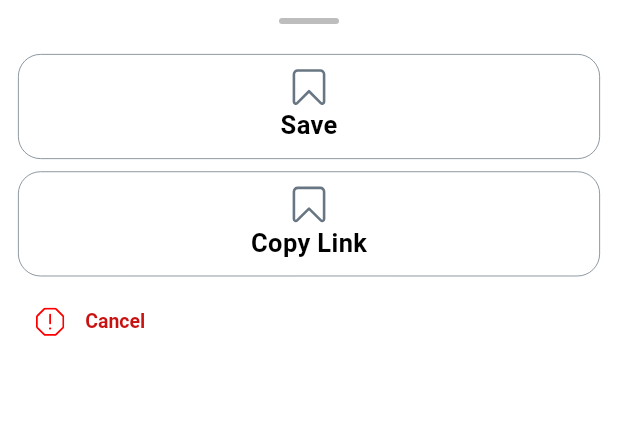
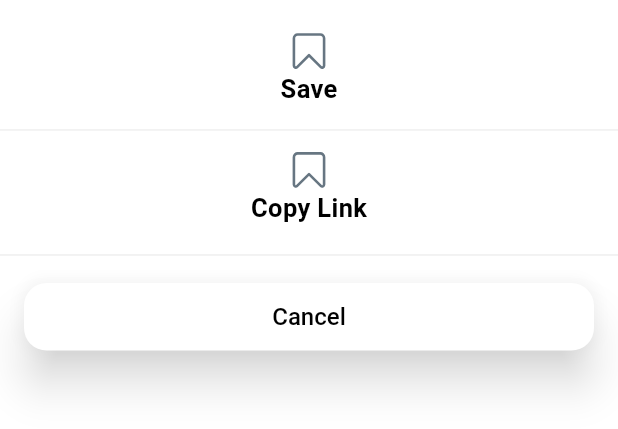
Before and after one commit to Laiba3131/new_app, a Flutter app: the ShareProfileSheet widget shown alone on an empty page, opened directly, on a phone screen of 412 x 824 dp. Shown: the top 429 px of the screen. Run offline on Flutter 3.47's test engine with Material 3 defaults, Android fonts, the phone set to English and light mode, and no system bars; our stand-ins replace bot_toast, cached_network_image, carousel_slider, dio, equatable, flutter_bloc and 10 more; accounts and stored records are empty; Roboto replaces fonts that are missing (DmSans); project files that could hold a hidden picture were left out.

Commit message:
share profile sheet

```diff
--- a/lib/modules/profile/pages/your_profile_screen.dart
+++ b/lib/modules/profile/pages/your_profile_screen.dart
@@ -2,6 +2,7 @@ import 'package:flutter/material.dart';
 import 'package:flutter_svg/svg.dart';
 import 'package:kulture/config/config.dart';
 import 'package:kulture/constants/app_colors.dart';
+import 'package:kulture/core/service/bottm_sheet_service.dart';
 import 'package:kulture/generated/assets.dart';
 import 'package:kulture/modules/dashboard/pages/dashboard_persistent_bottom_bar.dart';
 import 'package:kulture/modules/profile/pages/dummy_data.dart';
@@ -193,12 +194,7 @@ class _YourProfileScreenState extends State<YourProfileScreen>
                             child: PrimaryButton(
                           height: 43,
                           onPressed: () {
-                            // Navigator.push(
-                            //   context,
-                            //   MaterialPageRoute(
-                            //     builder: (context) => const NotesScreen(),
-                            //   ),
-                            // );
+                            BottomSheetService.showShareProfileSheet(context);
                           },
                           title: 'Share profile',
                           shadowColor: AppColors.transparent,
--- a/lib/modules/profile/widgets/share_profile_sheet.dart
+++ b/lib/modules/profile/widgets/share_profile_sheet.dart
@@ -56,7 +56,7 @@ class _ShareProfileSheetState extends State<ShareProfileSheet> {
   @override
   Widget build(BuildContext context) {
     return Container(
-      padding: const EdgeInsets.all(12),
+      padding: const EdgeInsets.only(top: 12,bottom: 6),
       height: MediaQuery.of(context).size.height * 0.3,
       decoration: const BoxDecoration(
         color: Colors.white,
@@ -66,25 +66,15 @@ class _ShareProfileSheetState extends State<ShareProfileSheet> {
         crossAxisAlignment: CrossAxisAlignment.start,
         mainAxisAlignment: MainAxisAlignment.start,
         children: [
-          Center(
-            child: Container(
-              height: 4,
-              width: 40,
-              margin: const EdgeInsets.only(bottom: 20),
-              decoration: BoxDecoration(
-                color: Colors.grey[400],
-                borderRadius: BorderRadius.circular(2),
-              ),
-            ),
-          ),
+
           Container(
             width: double.infinity,
             height: 70,
-            decoration: BoxDecoration(
-                // color: AppColors.textGrey,
-                border:
-                    Border.all(color: AppColors.searchBarTextColor, width: 0.5),
-                borderRadius: const BorderRadius.all(Radius.circular(15))),
+            // decoration: BoxDecoration(
+            //     // color: AppColors.textGrey,
+            //     border:
+            //         Border.all(color: AppColors.searchBarTextColor, width: 0.5),
+            //     borderRadius: const BorderRadius.all(Radius.circular(15))),
             child: Column(
               mainAxisAlignment: MainAxisAlignment.center,
               children: [
@@ -104,15 +94,17 @@ class _ShareProfileSheetState extends State<ShareProfileSheet> {
               ],
             ),
           ),
-          h1,
+          h0P5,
+          Divider(color: AppColors.searchBarColor,),
+           h0P5,
           Container(
             width: double.infinity,
             height: 70,
-            decoration: BoxDecoration(
-                // color: AppColors.textGrey,
-                border:
-                    Border.all(color: AppColors.searchBarTextColor, width: 0.5),
-                borderRadius: const BorderRadius.all(Radius.circular(15))),
+            // decoration: BoxDecoration(
+            //     // color: AppColors.textGrey,
+            //     border:
+            //         Border.all(color: AppColors.searchBarTextColor, width: 0.5),
+                // borderRadius: const BorderRadius.all(Radius.circular(15))),
             child: Column(
               mainAxisAlignment: MainAxisAlignment.center,
               children: [
@@ -133,20 +125,20 @@ class _ShareProfileSheetState extends State<ShareProfileSheet> {
             ),
           ),
           h1,
-          PrefixIconButton(
-            mainAxisAlignment: MainAxisAlignment.start,
-            borderColor: AppColors.transparent,
+          Divider(color: AppColors.searchBarColor,),
+          h1,
+
+          PrimaryButton(
             height: 45,
             onPressed: () async {
               Navigator.pop(context);
               await Future.delayed(const Duration(milliseconds: 200));
               BottomSheetService.showReportSheet(context);
             },
-            prefixIconPath: Assets.reporting,
-            prefixIconSize: 20,
             title: 'Cancel',
             backgroundColor: AppColors.white,
-            titleColor: AppColors.red,
+            shadowColor: AppColors.grey,
+            titleColor: AppColors.black,
             borderRadius: 15,
           ),
         ],
```
